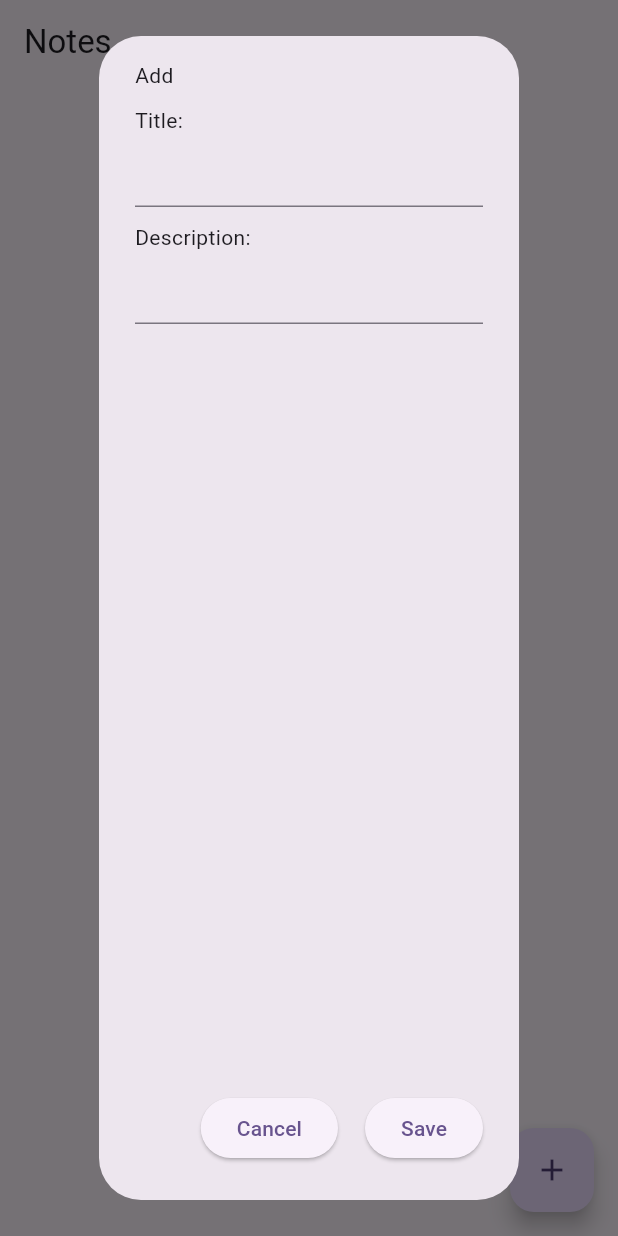
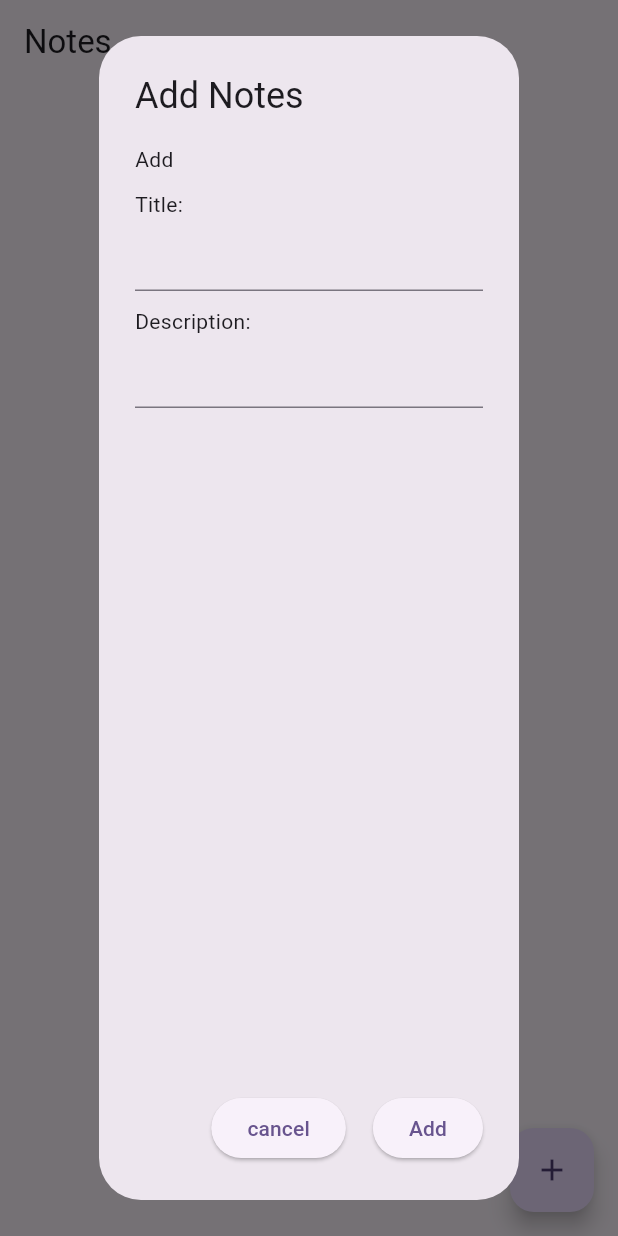
Before and after one commit to IchiruChiru/notes, a Flutter app: the screen it shows after launch, after a tap on the "add" icon, on a phone screen of 412 x 824 dp. Run offline on Flutter 3.47's test engine with Material 3 defaults, Android fonts, the phone set to English and light mode, and no system bars; our stand-ins replace cloud_firestore, firebase_core; accounts and stored records are empty.

Commit message:
show dialog

```diff
--- /dev/null
+++ b/lib/widgets/note_dialog.dart
@@ -0,0 +1,77 @@
+import 'package:flutter/material.dart';
+import 'package:notes/services/note_service.dart';
+
+class NoteDialog extends StatelessWidget {
+  final Map<String, dynamic>? note;
+  final TextEditingController _titleController = TextEditingController();
+  final TextEditingController _descriptionController = TextEditingController();
+
+  NoteDialog({super.key, this.note}) {
+    if (note != null) {
+      // noteId = note['id'];
+      _titleController.text = note!['title'];
+      _descriptionController.text = note!['description'];
+    }
+  }
+
+  @override
+  Widget build(BuildContext context) {
+    return AlertDialog(
+      title: Text(note == null ? 'Add Notes' : 'Update Notes'),
+      content: Column(
+        crossAxisAlignment: CrossAxisAlignment.start,
+        children: [
+          const Text('Add'),
+          const Padding(
+            padding: EdgeInsets.only(top: 10.0),
+            child: Text(
+              'Title:',
+              textAlign: TextAlign.start,
+            ),
+          ),
+          TextField(
+            controller: _titleController,
+          ),
+          const Padding(
+            padding: EdgeInsets.only(top: 10.0),
+            child: Text(
+              'Description:',
+              textAlign: TextAlign.start,
+            ),
+          ),
+          TextField(
+            controller: _descriptionController,
+          ),
+        ],
+      ),
+      // Action berisi kumpulan button
+      actions: [
+        Padding(
+          padding: const EdgeInsets.symmetric(horizontal: 10.0),
+          child: ElevatedButton(
+            onPressed: () {
+              Navigator.of(context).pop();
+            },
+            child: const Text('cancel'),
+          ),
+        ),
+        ElevatedButton(
+          onPressed: () {
+            if (note == null) {
+              NoteService.addNote(
+                      _titleController.text, _descriptionController.text)
+                  .whenComplete(() {
+                Navigator.of(context).pop();
+              });
+            } else {
+              NoteService.updateNote(note!['id'], _titleController.text,
+                      _descriptionController.text)
+                  .whenComplete(() => Navigator.of(context).pop());
+            }
+          },
+          child: Text(note == null ? 'Add' : 'Update'),
+        ),
+      ],
+    );
+  }
+}
--- a/pubspec.yaml
+++ b/pubspec.yaml
@@ -19,7 +19,7 @@
 version: 1.0.0+1
 
 environment:
-  sdk: '>=3.3.1 <4.0.0'
+  sdk: '>=3.3.0 <4.0.0'
 
 # Dependencies specify other packages that your package needs in order to work.
 # To automatically upgrade your package dependencies to the latest versions
@@ -38,6 +38,7 @@
   firebase_core: ^2.30.0
   firebase_auth: ^4.19.2
   cloud_firestore: ^4.17.0
+  firebase_storage: ^11.7.4
 
 dev_dependencies:
   flutter_test:
```
Also changed, not shown: lib/screens/note_list_screen.dart (+3 -104 lines), pubspec.lock, 3 other files.
